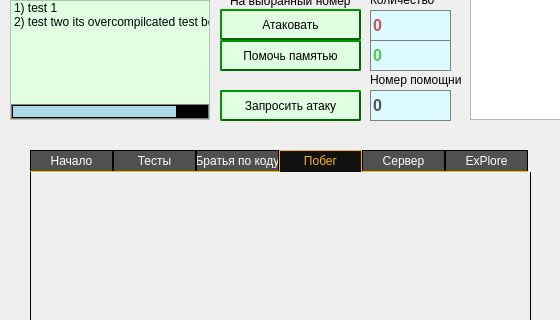
Old version of the form widget.ui in the repository Wasd96/PLORE; both pictures show x 0 to 560 and y 180 to 500 of the 760 by 700 pixel window.
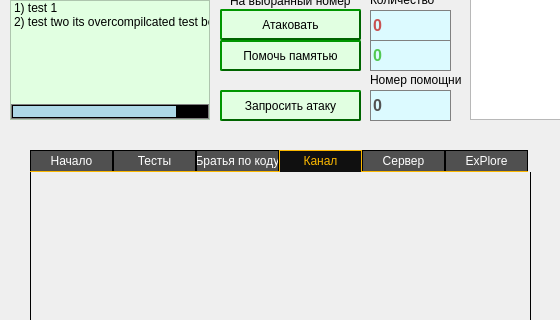
New version of the form.

```diff
--- a/widget.ui
+++ b/widget.ui
@@ -201,7 +201,7 @@
    </widget>
    <widget class="QWidget" name="tab4">
     <attribute name="title">
-     <string>Побег</string>
+     <string>Канал</string>
     </attribute>
    </widget>
    <widget class="QWidget" name="tab5">
```
